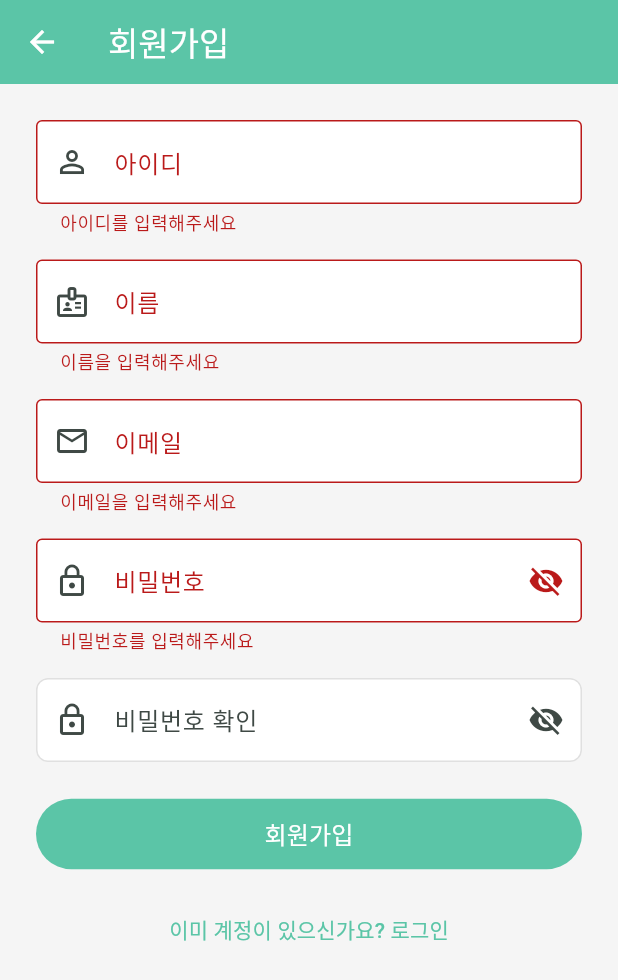
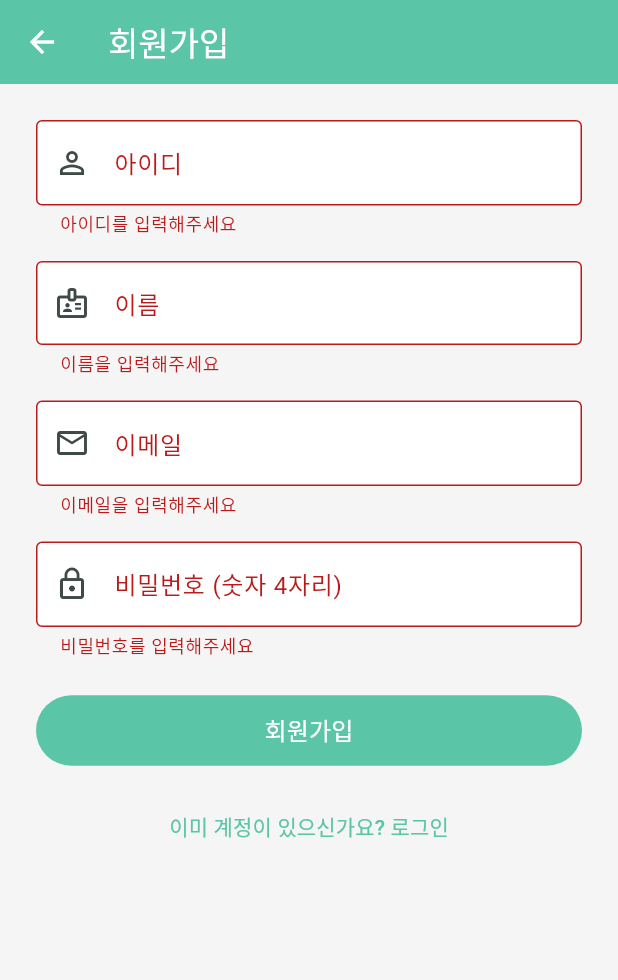
Before and after one commit to jonghark/whdgkr-front, a Flutter app: the screen it shows after launch, after a tap on "계정이 없으신가요? 회원가입", after a tap on "회원가입", on a phone screen of 412 x 824 dp. Shown: the top 980 px of the screen. Run offline on Flutter 3.47's test engine with Material 3 defaults, Android fonts, the phone set to English and light mode, and no system bars; our stand-ins replace dio, flutter_riverpod, flutter_secure_storage, flutter_slidable, go_router; network calls fail.

Commit message:
feat(auth): 로그인/회원가입 입력 정책 변경 (프론트)
- 비밀번호: 숫자 4자리 PIN (숫자 키패드, maxLength=4)
- 아이디: 영문 소문자 + 숫자만 허용 (대문자 자동 변환)
- 이메일: 영문 소문자만 허용 (대문자 자동 변환)
- TextInputFormatter 추가로 입력 단계에서 제한
- 비밀번호 확인 필드 제거 (4자리라 불필요)

Co-Authored-By: Claude Opus 4.5 <noreply@anthropic.com>

```diff
--- a/lib/presentation/screens/login_screen.dart
+++ b/lib/presentation/screens/login_screen.dart
@@ -1,8 +1,25 @@
 import 'package:flutter/foundation.dart';
 import 'package:flutter/material.dart';
+import 'package:flutter/services.dart';
 import 'package:flutter_riverpod/flutter_riverpod.dart';
 import 'package:go_router/go_router.dart';
 import 'package:whdgkr/presentation/providers/auth_provider.dart';
+
+/// 영문 소문자와 숫자만 허용하는 TextInputFormatter
+class LowercaseAlphanumericFormatter extends TextInputFormatter {
+  @override
+  TextEditingValue formatEditUpdate(
+    TextEditingValue oldValue,
+    TextEditingValue newValue,
+  ) {
+    final lowercased = newValue.text.toLowerCase();
+    final filtered = lowercased.replaceAll(RegExp(r'[^a-z0-9]'), '');
+    return TextEditingValue(
+      text: filtered,
+      selection: TextSelection.collapsed(offset: filtered.length),
+    );
+  }
+}
 
 class LoginScreen extends ConsumerStatefulWidget {
   const LoginScreen({super.key});
@@ -15,7 +32,6 @@ class _LoginScreenState extends ConsumerState<LoginScreen> {
   final _formKey = GlobalKey<FormState>();
   final _loginIdController = TextEditingController();
   final _passwordController = TextEditingController();
-  bool _obscurePassword = true;
 
   @override
   void dispose() {
@@ -96,44 +112,59 @@ class _LoginScreenState extends ConsumerState<LoginScreen> {
                   ),
                 ),
                 const SizedBox(height: 48),
+
+                // 아이디 필드
                 TextFormField(
                   controller: _loginIdController,
                   decoration: const InputDecoration(
                     labelText: '아이디',
+                    hintText: '영문 소문자, 숫자',
                     prefixIcon: Icon(Icons.person_outline),
                     border: OutlineInputBorder(),
                   ),
+                  inputFormatters: [
+                    LowercaseAlphanumericFormatter(),
+                  ],
                   validator: (value) {
                     if (value == null || value.trim().isEmpty) {
                       return '아이디를 입력해주세요';
+                    }
+                    if (!RegExp(r'^[a-z0-9]+$').hasMatch(value)) {
+                      return '아이디는 영문 소문자와 숫자만 가능합니다';
                     }
                     return null;
                   },
                 ),
                 const SizedBox(height: 16),
+
+                // 비밀번호 필드 (숫자 4자리 PIN)
                 TextFormField(
                   controller: _passwordController,
-                  obscureText: _obscurePassword,
-                  decoration: InputDecoration(
-                    labelText: '비밀번호',
-                    prefixIcon: const Icon(Icons.lock_outline),
-                    border: const OutlineInputBorder(),
-                    suffixIcon: IconButton(
-                      icon: Icon(
-                        _obscurePassword ? Icons.visibility_off : Icons.visibility,
-                      ),
-                      onPressed: () {
-                        setState(() => _obscurePassword = !_obscurePassword);
-                      },
-                    ),
+                  obscureText: true,
+                  keyboardType: TextInputType.number,
+                  maxLength: 4,
+                  decoration: const InputDecoration(
+                    labelText: '비밀번호 (숫자 4자리)',
+                    hintText: '숫자 4자리',
+                    prefixIcon: Icon(Icons.lock_outline),
+                    border: OutlineInputBorder(),
+                    counterText: '',
                   ),
+                  inputFormatters: [
+                    FilteringTextInputFormatter.digitsOnly,
+                    LengthLimitingTextInputFormatter(4),
+                  ],
                   validator: (value) {
                     if (value == null || value.isEmpty) {
                       return '비밀번호를 입력해주세요';
                     }
+                    if (!RegExp(r'^[0-9]{4}$').hasMatch(value)) {
+                      return '비밀번호는 숫자 4자리만 가능합니다';
+                    }
                     return null;
                   },
                 ),
+
                 if (authState.error != null) ...[
                   const SizedBox(height: 16),
                   Container(
--- a/lib/presentation/screens/signup_screen.dart
+++ b/lib/presentation/screens/signup_screen.dart
@@ -1,8 +1,42 @@
 import 'package:flutter/foundation.dart';
 import 'package:flutter/material.dart';
+import 'package:flutter/services.dart';
 import 'package:flutter_riverpod/flutter_riverpod.dart';
 import 'package:go_router/go_router.dart';
 import 'package:whdgkr/presentation/providers/auth_provider.dart';
+
+/// 영문 소문자와 숫자만 허용하는 TextInputFormatter
+class LowercaseAlphanumericFormatter extends TextInputFormatter {
+  @override
+  TextEditingValue formatEditUpdate(
+    TextEditingValue oldValue,
+    TextEditingValue newValue,
+  ) {
+    // 대문자를 소문자로 변환하고, 영문 소문자와 숫자만 허용
+    final lowercased = newValue.text.toLowerCase();
+    final filtered = lowercased.replaceAll(RegExp(r'[^a-z0-9]'), '');
+    return TextEditingValue(
+      text: filtered,
+      selection: TextSelection.collapsed(offset: filtered.length),
+    );
+  }
+}
+
+/// 이메일용 TextInputFormatter (영문 소문자, 숫자, @, ., _, %, +, - 허용)
+class LowercaseEmailFormatter extends TextInputFormatter {
+  @override
+  TextEditingValue formatEditUpdate(
+    TextEditingValue oldValue,
+    TextEditingValue newValue,
+  ) {
+    final lowercased = newValue.text.toLowerCase();
+    final filtered = lowercased.replaceAll(RegExp(r'[^a-z0-9._%+\-@]'), '');
+    return TextEditingValue(
+      text: filtered,
+      selection: TextSelection.collapsed(offset: filtered.length),
+    );
+  }
+}
 
 class SignupScreen extends ConsumerStatefulWidget {
   const SignupScreen({super.key});
@@ -15,17 +49,13 @@ class _SignupScreenState extends ConsumerState<SignupScreen> {
   final _formKey = GlobalKey<FormState>();
   final _loginIdController = TextEditingController();
   final _passwordController = TextEditingController();
-  final _confirmPasswordController = TextEditingController();
   final _nameController = TextEditingController();
   final _emailController = TextEditingController();
-  bool _obscurePassword = true;
-  bool _obscureConfirmPassword = true;
 
   @override
   void dispose() {
     _loginIdController.dispose();
     _passwordController.dispose();
-    _confirmPasswordController.dispose();
     _nameController.dispose();
     _emailController.dispose();
     super.dispose();
@@ -93,13 +123,18 @@ class _SignupScreenState extends ConsumerState<SignupScreen> {
             child: Column(
               crossAxisAlignment: CrossAxisAlignment.stretch,
               children: [
+                // 아이디 필드
                 TextFormField(
                   controller: _loginIdController,
                   decoration: const InputDecoration(
                     labelText: '아이디',
+                    hintText: '영문 소문자, 숫자만',
                     prefixIcon: Icon(Icons.person_outline),
                     border: OutlineInputBorder(),
                   ),
+                  inputFormatters: [
+                    LowercaseAlphanumericFormatter(),
+                  ],
                   validator: (value) {
                     if (value == null || value.trim().isEmpty) {
                       return '아이디를 입력해주세요';
@@ -107,10 +142,15 @@ class _SignupScreenState extends ConsumerState<SignupScreen> {
                     if (value.trim().length < 4) {
                       return '아이디는 4자 이상이어야 합니다';
                     }
+                    if (!RegExp(r'^[a-z0-9]+$').hasMatch(value)) {
+                      return '아이디는 영문 소문자와 숫자만 가능합니다';
+                    }
                     return null;
                   },
                 ),
                 const SizedBox(height: 16),
+
+                // 이름 필드
                 TextFormField(
                   controller: _nameController,
                   decoration: const InputDecoration(
@@ -126,75 +166,60 @@ class _SignupScreenState extends ConsumerState<SignupScreen> {
                   },
                 ),
                 const SizedBox(height: 16),
+
+                // 이메일 필드
                 TextFormField(
                   controller: _emailController,
                   keyboardType: TextInputType.emailAddress,
                   decoration: const InputDecoration(
                     labelText: '이메일',
+                    hintText: '영문 소문자만 가능',
                     prefixIcon: Icon(Icons.email_outlined),
                     border: OutlineInputBorder(),
                   ),
+                  inputFormatters: [
+                    LowercaseEmailFormatter(),
+                  ],
                   validator: (value) {
                     if (value == null || value.trim().isEmpty) {
                       return '이메일을 입력해주세요';
                     }
-                    if (!value.contains('@')) {
-                      return '올바른 이메일 형식이 아닙니다';
+                    if (!RegExp(r'^[a-z0-9._%+-]+@[a-z0-9.-]+\.[a-z]{2,}$').hasMatch(value)) {
+                      return '이메일 형식을 확인해주세요(영문만 가능)';
                     }
                     return null;
                   },
                 ),
                 const SizedBox(height: 16),
+
+                // 비밀번호 필드 (숫자 4자리 PIN)
                 TextFormField(
                   controller: _passwordController,
-                  obscureText: _obscurePassword,
-                  decoration: InputDecoration(
-                    labelText: '비밀번호',
-                    prefixIcon: const Icon(Icons.lock_outline),
-                    border: const OutlineInputBorder(),
-                    suffixIcon: IconButton(
-                      icon: Icon(
-                        _obscurePassword ? Icons.visibility_off : Icons.visibility,
-                      ),
-                      onPressed: () {
-                        setState(() => _obscurePassword = !_obscurePassword);
-                      },
-                    ),
+                  obscureText: true,
+                  keyboardType: TextInputType.number,
+                  maxLength: 4,
+                  decoration: const InputDecoration(
+                    labelText: '비밀번호 (숫자 4자리)',
+                    hintText: '숫자 4자리 입력',
+                    prefixIcon: Icon(Icons.lock_outline),
+                    border: OutlineInputBorder(),
+                    counterText: '',
                   ),
+                  inputFormatters: [
+                    FilteringTextInputFormatter.digitsOnly,
+                    LengthLimitingTextInputFormatter(4),
+                  ],
                   validator: (value) {
                     if (value == null || value.isEmpty) {
                       return '비밀번호를 입력해주세요';
                     }
-                    if (value.length < 6) {
-                      return '비밀번호는 6자 이상이어야 합니다';
+                    if (!RegExp(r'^[0-9]{4}$').hasMatch(value)) {
+                      return '비밀번호는 숫자 4자리만 가능합니다';
                     }
                     return null;
                   },
                 ),
-                const SizedBox(height: 16),
-                TextFormField(
-                  controller: _confirmPasswordController,
-                  obscureText: _obscureConfirmPassword,
-                  decoration: InputDecoration(
-                    labelText: '비밀번호 확인',
-                    prefixIcon: const Icon(Icons.lock_outline),
-                    border: const OutlineInputBorder(),
-                    suffixIcon: IconButton(
-                      icon: Icon(
-                        _obscureConfirmPassword ? Icons.visibility_off : Icons.visibility,
-                      ),
-                      onPressed: () {
-                        setState(() => _obscureConfirmPassword = !_obscureConfirmPassword);
-                      },
-                    ),
-                  ),
-                  validator: (value) {
-                    if (value != _passwordController.text) {
-                      return '비밀번호가 일치하지 않습니다';
-                    }
-                    return null;
-                  },
-                ),
+
                 if (authState.error != null) ...[
                   const SizedBox(height: 16),
                   Container(
```
